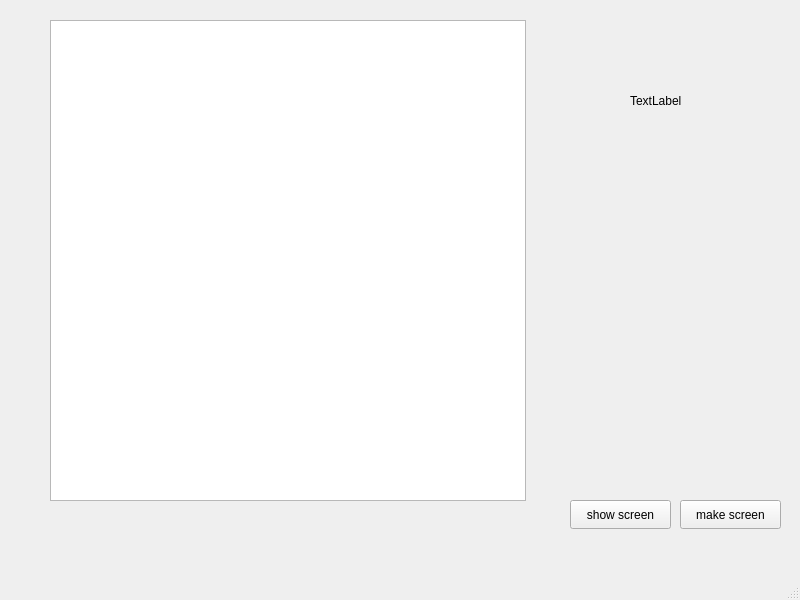
The window that mainwindow.ui (OstrovskyAndriy/screener) describes before a commit, drawn with Qt 5.
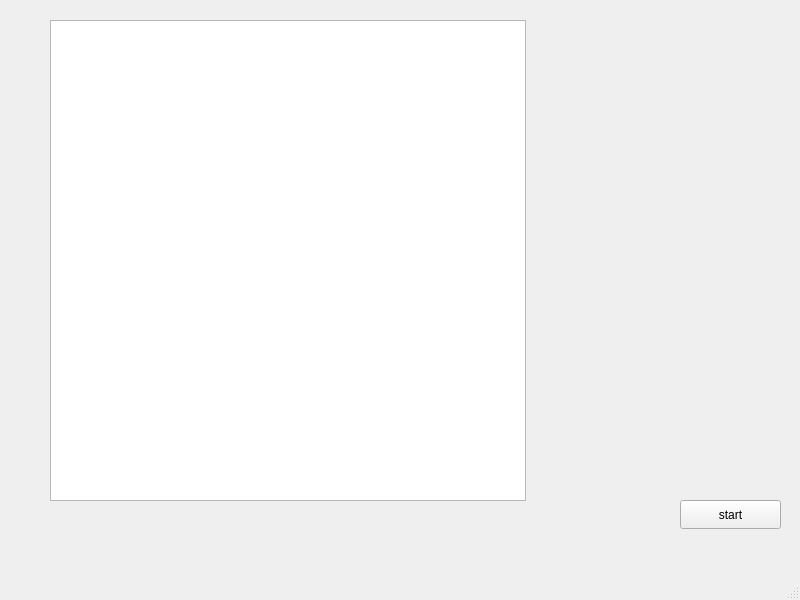
The same window after the commit.

What changed in the file:
```diff
--- a/mainwindow.ui
+++ b/mainwindow.ui
@@ -24,33 +24,7 @@
      </rect>
     </property>
     <property name="text">
-     <string>make screen</string>
-    </property>
-   </widget>
-   <widget class="QLabel" name="label">
-    <property name="geometry">
-     <rect>
-      <x>630</x>
-      <y>40</y>
-      <width>161</width>
-      <height>121</height>
-     </rect>
-    </property>
-    <property name="text">
-     <string>TextLabel</string>
-    </property>
-   </widget>
-   <widget class="QPushButton" name="pushButton">
-    <property name="geometry">
-     <rect>
-      <x>570</x>
-      <y>500</y>
-      <width>101</width>
-      <height>29</height>
-     </rect>
-    </property>
-    <property name="text">
-     <string>show screen</string>
+     <string>start</string>
     </property>
    </widget>
    <widget class="QTableView" name="tableView">
```
Left out of the diff: 2 changed lines with no effect on the pictures.
